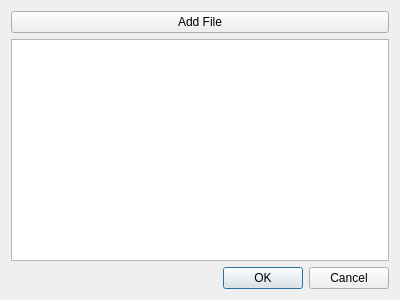
Above: addnotes.ui from FigueroaCode/Scribble before the change. Below: the same form after it.
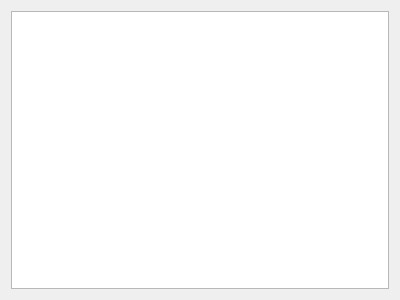
That is the form after the change.

```diff
--- a/addnotes.ui
+++ b/addnotes.ui
@@ -14,23 +14,9 @@
    <string>Note</string>
   </property>
   <layout class="QVBoxLayout" name="verticalLayout">
-   <item>
-    <widget class="QPushButton" name="addFileBtn">
-     <property name="text">
-      <string>Add File</string>
-     </property>
-    </widget>
-   </item>
    <item>
     <widget class="QTextEdit" name="textEdit"/>
    </item>
-   <item>
-    <widget class="QDialogButtonBox" name="buttonBox">
-     <property name="standardButtons">
-      <set>QDialogButtonBox::Cancel|QDialogButtonBox::Ok</set>
-     </property>
-    </widget>
-   </item>
   </layout>
  </widget>
  <resources/>
```
